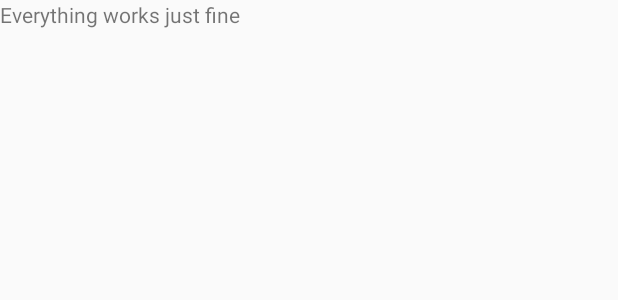
After one commit to AMOS-2015/amos-ss15-proj2, an Android app: the layout activity_login.xml on its own in the app's theme, with its tools: preview values and no code run, on a phone screen of 412 x 824 dp. The commit adds this screen. Shown: the top 300 px of the screen. Run offline under Robolectric (Android 15) with nearby library versions, the phone set to English and light mode, and no system bars.

Commit message:
android: basic functionality to redirect user to Login- or MainActivity

```diff
--- /dev/null
+++ b/client/CroudTrip/app/src/main/res/layout/activity_login.xml
@@ -0,0 +1,11 @@
+<?xml version="1.0" encoding="utf-8"?>
+<LinearLayout xmlns:android="http://schemas.android.com/apk/res/android"
+    android:orientation="vertical" android:layout_width="match_parent"
+    android:layout_height="match_parent">
+
+    <TextView
+        android:layout_width="match_parent"
+        android:layout_height="match_parent"
+        android:text="Everything works just fine"/>
+
+</LinearLayout>
```
Also changed, not shown: client/CroudTrip/app/src/main/AndroidManifest.xml (+10 -2 lines), client/CroudTrip/app/src/main/java/crowdtrip/com/croudtrip/MainApplication.java (added, +14 -0 lines), client/CroudTrip/app/src/main/java/crowdtrip/com/croudtrip/activities/DispatchActivity.java (added, +27 -0 lines), client/CroudTrip/app/src/main/java/crowdtrip/com/croudtrip/activities/LoginActivity.java (added, +19 -0 lines), client/CroudTrip/app/src/main/java/crowdtrip/com/croudtrip/activities/MainActivity.java (renamed from client/CroudTrip/app/src/main/java/crowdtrip/com/croudtrip/MainActivity.java, +7 -1 lines).
